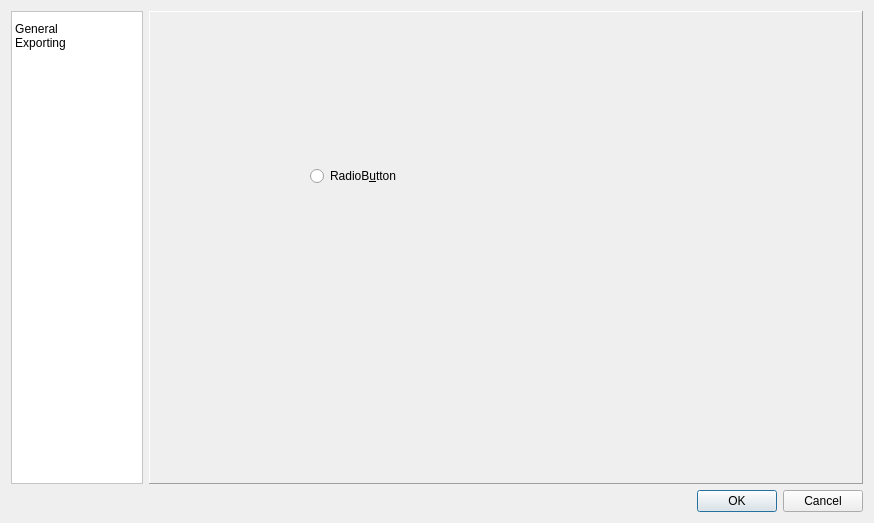
Before: the Qt Designer form pycirkuit/ui/configdialog.ui in orestesmas/pycirkuit, drawn with Qt 5.
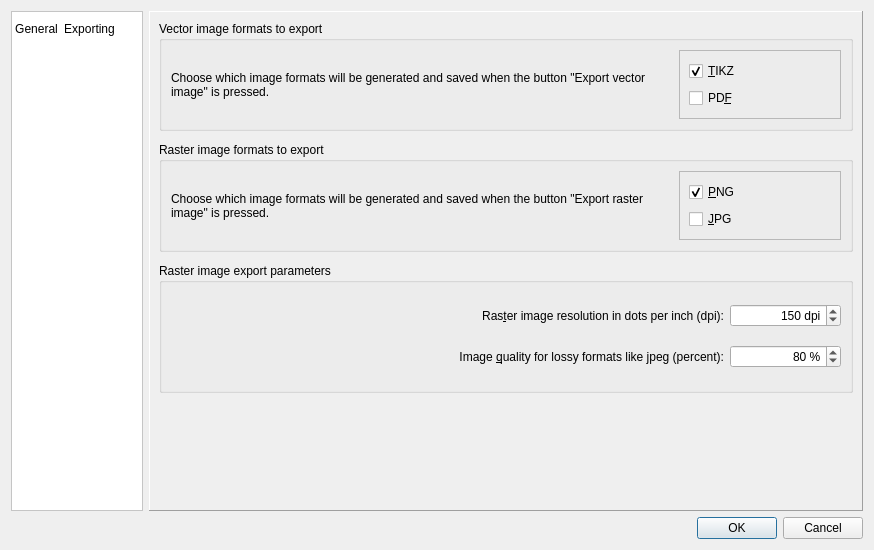
After: the same form once the commit is applied. The open tabs and pages were chosen to show the change. Icons and pictures are not drawn.

Commit message: Major work in Config Dialog

Patch:
```diff
--- a/pycirkuit/ui/configdialog.ui
+++ b/pycirkuit/ui/configdialog.ui
@@ -7,7 +7,7 @@
     <x>0</x>
     <y>0</y>
     <width>874</width>
-    <height>523</height>
+    <height>550</height>
    </rect>
   </property>
   <property name="minimumSize">
@@ -62,7 +62,7 @@
         <enum>Qt::ElideNone</enum>
        </property>
        <property name="flow">
-        <enum>QListView::TopToBottom</enum>
+        <enum>QListView::LeftToRight</enum>
        </property>
        <property name="isWrapping" stdset="0">
         <bool>true</bool>
@@ -251,19 +251,311 @@
         </layout>
        </widget>
        <widget class="QWidget" name="page2">
-        <widget class="QRadioButton" name="radioButton">
-         <property name="geometry">
-          <rect>
-           <x>160</x>
-           <y>150</y>
-           <width>117</width>
-           <height>28</height>
-          </rect>
-         </property>
-         <property name="text">
-          <string>RadioB&amp;utton</string>
-         </property>
-        </widget>
+        <layout class="QVBoxLayout" name="verticalLayout_3">
+         <item>
+          <widget class="QGroupBox" name="groupBox_5">
+           <property name="minimumSize">
+            <size>
+             <width>0</width>
+             <height>110</height>
+            </size>
+           </property>
+           <property name="title">
+            <string comment="Group box title">Vector image formats to export</string>
+           </property>
+           <layout class="QHBoxLayout" name="horizontalLayout_6">
+            <property name="spacing">
+             <number>20</number>
+            </property>
+            <item>
+             <widget class="QLabel" name="label_2">
+              <property name="sizePolicy">
+               <sizepolicy hsizetype="Preferred" vsizetype="Preferred">
+                <horstretch>3</horstretch>
+                <verstretch>0</verstretch>
+               </sizepolicy>
+              </property>
+              <property name="text">
+               <string>Choose which image formats will be generated and saved when the button &quot;Export vector image&quot; is pressed.</string>
+              </property>
+              <property name="alignment">
+               <set>Qt::AlignLeading|Qt::AlignLeft|Qt::AlignVCenter</set>
+              </property>
+              <property name="wordWrap">
+               <bool>true</bool>
+              </property>
+             </widget>
+            </item>
+            <item>
+             <widget class="QFrame" name="frame">
+              <property name="sizePolicy">
+               <sizepolicy hsizetype="Preferred" vsizetype="Preferred">
+                <horstretch>1</horstretch>
+                <verstretch>0</verstretch>
+               </sizepolicy>
+              </property>
+              <property name="frameShape">
+               <enum>QFrame::StyledPanel</enum>
+              </property>
+              <property name="frameShadow">
+               <enum>QFrame::Raised</enum>
+              </property>
+              <layout class="QVBoxLayout" name="verticalLayout_5">
+               <item>
+                <widget class="QCheckBox" name="checkBox_4">
+                 <property name="text">
+                  <string>&amp;TIKZ</string>
+                 </property>
+                 <property name="checked">
+                  <bool>true</bool>
+                 </property>
+                </widget>
+               </item>
+               <item>
+                <widget class="QCheckBox" name="checkBox_5">
+                 <property name="text">
+                  <string>PD&amp;F</string>
+                 </property>
+                </widget>
+               </item>
+              </layout>
+             </widget>
+            </item>
+           </layout>
+          </widget>
+         </item>
+         <item>
+          <spacer name="verticalSpacer_3">
+           <property name="orientation">
+            <enum>Qt::Vertical</enum>
+           </property>
+           <property name="sizeType">
+            <enum>QSizePolicy::Maximum</enum>
+           </property>
+           <property name="sizeHint" stdset="0">
+            <size>
+             <width>20</width>
+             <height>5</height>
+            </size>
+           </property>
+          </spacer>
+         </item>
+         <item>
+          <widget class="QGroupBox" name="groupBox_3">
+           <property name="minimumSize">
+            <size>
+             <width>0</width>
+             <height>110</height>
+            </size>
+           </property>
+           <property name="title">
+            <string comment="Group box title">Raster image formats to export</string>
+           </property>
+           <layout class="QHBoxLayout" name="horizontalLayout_5">
+            <property name="spacing">
+             <number>20</number>
+            </property>
+            <item>
+             <widget class="QLabel" name="label">
+              <property name="sizePolicy">
+               <sizepolicy hsizetype="Preferred" vsizetype="Preferred">
+                <horstretch>3</horstretch>
+                <verstretch>0</verstretch>
+               </sizepolicy>
+              </property>
+              <property name="text">
+               <string>Choose which image formats will be generated and saved when the button &quot;Export raster image&quot; is pressed.</string>
+              </property>
+              <property name="wordWrap">
+               <bool>true</bool>
+              </property>
+             </widget>
+            </item>
+            <item>
+             <widget class="QFrame" name="frame_2">
+              <property name="sizePolicy">
+               <sizepolicy hsizetype="Preferred" vsizetype="Preferred">
+                <horstretch>1</horstretch>
+                <verstretch>0</verstretch>
+               </sizepolicy>
+              </property>
+              <property name="frameShape">
+               <enum>QFrame::StyledPanel</enum>
+              </property>
+              <property name="frameShadow">
+               <enum>QFrame::Raised</enum>
+              </property>
+              <layout class="QVBoxLayout" name="verticalLayout_4">
+               <item>
+                <widget class="QCheckBox" name="checkBox_3">
+                 <property name="text">
+                  <string>&amp;PNG</string>
+                 </property>
+                 <property name="checked">
+                  <bool>true</bool>
+                 </property>
+                </widget>
+               </item>
+               <item>
+                <widget class="QCheckBox" name="checkBox_2">
+                 <property name="text">
+                  <string>&amp;JPG</string>
+                 </property>
+                </widget>
+               </item>
+              </layout>
+             </widget>
+            </item>
+           </layout>
+          </widget>
+         </item>
+         <item>
+          <spacer name="verticalSpacer_4">
+           <property name="orientation">
+            <enum>Qt::Vertical</enum>
+           </property>
+           <property name="sizeType">
+            <enum>QSizePolicy::Maximum</enum>
+           </property>
+           <property name="sizeHint" stdset="0">
+            <size>
+             <width>20</width>
+             <height>5</height>
+            </size>
+           </property>
+          </spacer>
+         </item>
+         <item>
+          <widget class="QGroupBox" name="groupBox_4">
+           <property name="minimumSize">
+            <size>
+             <width>0</width>
+             <height>130</height>
+            </size>
+           </property>
+           <property name="title">
+            <string comment="Group box title">Raster image export parameters</string>
+           </property>
+           <layout class="QVBoxLayout" name="verticalLayout_6">
+            <item>
+             <layout class="QHBoxLayout" name="horizontalLayout_8">
+              <item>
+               <widget class="QLabel" name="labelDPI">
+                <property name="sizePolicy">
+                 <sizepolicy hsizetype="Preferred" vsizetype="Preferred">
+                  <horstretch>5</horstretch>
+                  <verstretch>0</verstretch>
+                 </sizepolicy>
+                </property>
+                <property name="frameShape">
+                 <enum>QFrame::NoFrame</enum>
+                </property>
+                <property name="text">
+                 <string>Ras&amp;ter image resolution in dots per inch (dpi):</string>
+                </property>
+                <property name="alignment">
+                 <set>Qt::AlignRight|Qt::AlignTrailing|Qt::AlignVCenter</set>
+                </property>
+                <property name="buddy">
+                 <cstring>spinBoxDPI</cstring>
+                </property>
+               </widget>
+              </item>
+              <item>
+               <widget class="QSpinBox" name="spinBoxDPI">
+                <property name="sizePolicy">
+                 <sizepolicy hsizetype="Minimum" vsizetype="Fixed">
+                  <horstretch>1</horstretch>
+                  <verstretch>0</verstretch>
+                 </sizepolicy>
+                </property>
+                <property name="frame">
+                 <bool>true</bool>
+                </property>
+                <property name="alignment">
+                 <set>Qt::AlignRight|Qt::AlignTrailing|Qt::AlignVCenter</set>
+                </property>
+                <property name="suffix">
+                 <string comment="Suffix in spin box (translate to acronym)"> dpi</string>
+                </property>
+                <property name="maximum">
+                 <number>3000</number>
+                </property>
+                <property name="singleStep">
+                 <number>10</number>
+                </property>
+                <property name="value">
+                 <number>150</number>
+                </property>
+               </widget>
+              </item>
+             </layout>
+            </item>
+            <item>
+             <layout class="QHBoxLayout" name="horizontalLayout_7">
+              <item>
+               <widget class="QLabel" name="labelQuality">
+                <property name="sizePolicy">
+                 <sizepolicy hsizetype="Preferred" vsizetype="Preferred">
+                  <horstretch>5</horstretch>
+                  <verstretch>0</verstretch>
+                 </sizepolicy>
+                </property>
+                <property name="text">
+                 <string>Image &amp;quality for lossy formats like jpeg (percent):</string>
+                </property>
+                <property name="alignment">
+                 <set>Qt::AlignRight|Qt::AlignTrailing|Qt::AlignVCenter</set>
+                </property>
+                <property name="buddy">
+                 <cstring>spinBoxQuality</cstring>
+                </property>
+               </widget>
+              </item>
+              <item>
+               <widget class="QSpinBox" name="spinBoxQuality">
+                <property name="sizePolicy">
+                 <sizepolicy hsizetype="Minimum" vsizetype="Fixed">
+                  <horstretch>1</horstretch>
+                  <verstretch>0</verstretch>
+                 </sizepolicy>
+                </property>
+                <property name="alignment">
+                 <set>Qt::AlignRight|Qt::AlignTrailing|Qt::AlignVCenter</set>
+                </property>
+                <property name="suffix">
+                 <string comment="Spin box suffix"> %</string>
+                </property>
+                <property name="maximum">
+                 <number>100</number>
+                </property>
+                <property name="value">
+                 <number>80</number>
+                </property>
+               </widget>
+              </item>
+             </layout>
+            </item>
+           </layout>
+          </widget>
+         </item>
+         <item>
+          <spacer name="verticalSpacer_2">
+           <property name="orientation">
+            <enum>Qt::Vertical</enum>
+           </property>
+           <property name="sizeType">
+            <enum>QSizePolicy::MinimumExpanding</enum>
+           </property>
+           <property name="sizeHint" stdset="0">
+            <size>
+             <width>20</width>
+             <height>5</height>
+            </size>
+           </property>
+          </spacer>
+         </item>
+        </layout>
        </widget>
       </widget>
      </item>
```
Left out of the diff: 33 changed lines with no effect on the pictures. The commit also changes 7 other files.
